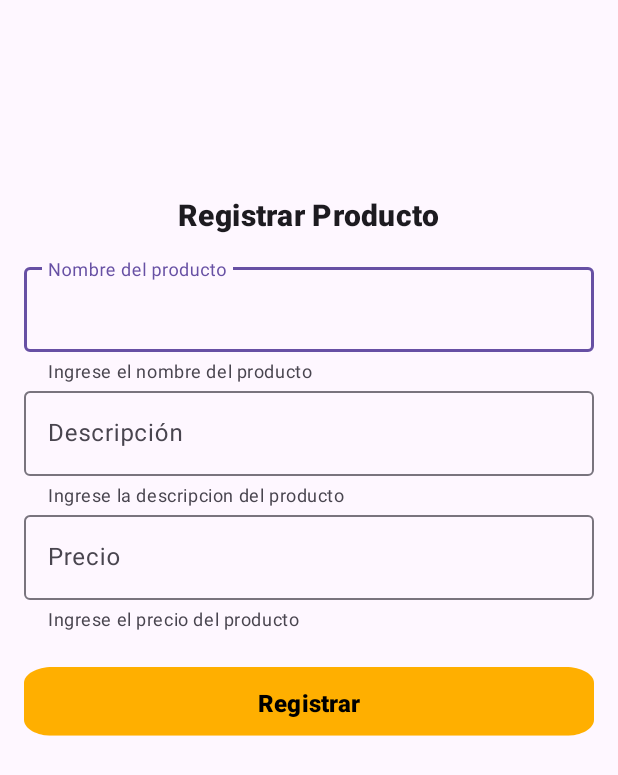
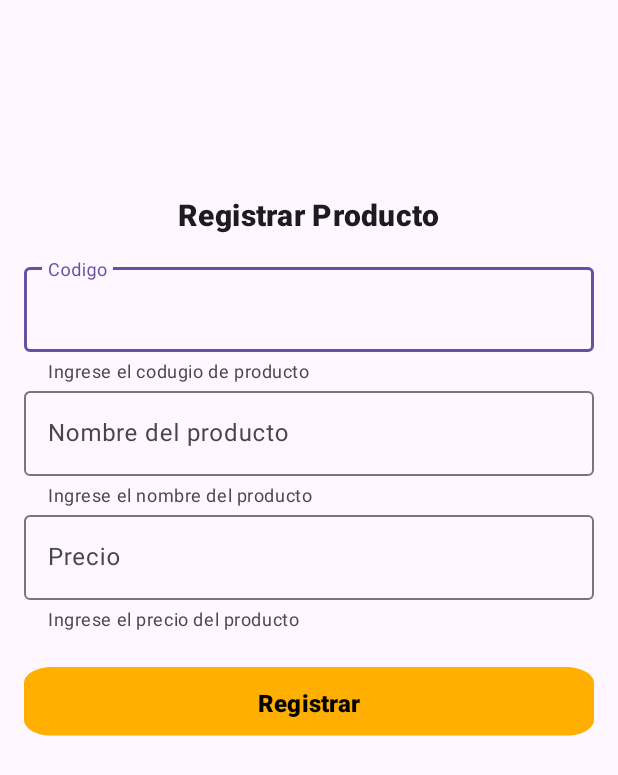
Before and after one commit to shinshini/proymovil, an Android app: the Registra_producto screen opened directly, with no data from a screen before it, on a phone screen of 412 x 824 dp. Shown: the top 775 px of the screen. Run offline under Robolectric (Android 15) with nearby library versions, the phone set to English and light mode, and no system bars.

Commit message:
se agrego nuevo documento

```diff
--- a/app/src/main/java/com/example/myapplicationkotlin/Registra_producto.kt
+++ b/app/src/main/java/com/example/myapplicationkotlin/Registra_producto.kt
@@ -1,17 +1,25 @@
 package com.example.myapplicationkotlin
 
+import android.content.ContentValues
 import android.content.Intent
 import android.os.Bundle
 import android.widget.Button
+import android.widget.EditText
+import android.widget.TextView
+import android.widget.Toast
 import androidx.activity.enableEdgeToEdge
 import androidx.appcompat.app.AppCompatActivity
 import androidx.cardview.widget.CardView
 import androidx.core.view.ViewCompat
 import androidx.core.view.WindowInsetsCompat
+import com.example.myapplicationkotlin.db.AdminSQLiteOpenHelper
 
 class Registra_producto : AppCompatActivity() {
 
-
+         lateinit var btnregistrar: Button
+         lateinit var  txtNombre: EditText
+         lateinit var  txtprecio: EditText
+         lateinit var  ttx_codigo: EditText
     override fun onCreate(savedInstanceState: Bundle?) {
         super.onCreate(savedInstanceState)
         enableEdgeToEdge()
@@ -20,10 +28,33 @@ class Registra_producto : AppCompatActivity() {
             val systemBars = insets.getInsets(WindowInsetsCompat.Type.systemBars())
             v.setPadding(systemBars.left, systemBars.top, systemBars.right, systemBars.bottom)
             insets
+
         }
-
+        cargarR()
+        estadoBotn()
+    }
+    fun cargarR(){
+        btnregistrar=findViewById(R.id.btn_registrarProducto);
+        txtprecio=findViewById(R.id.txt_precio);
+        txtNombre=findViewById(R.id.txtNombre);
+        ttx_codigo=findViewById(R.id.txt_codigo);
     }
 
+ fun estadoBotn(){
+     btnregistrar.setOnClickListener{
+         val adminsql= AdminSQLiteOpenHelper(this,"administracion", null ,1)
+         val db = adminsql.writableDatabase
+         val registro = ContentValues()
+         registro.put("id_productos",ttx_codigo.text.toString())
+         registro.put("nombre",txtNombre.text.toString())
+         registro.put("precio",txtprecio.text.toString())
+         db.insert("productos",null,registro)
 
+         ttx_codigo.setText("")
+         txtNombre.setText("")
+         txtprecio.setText("")
+         Toast.makeText(this, "Se cargaron los datos del producto", Toast.LENGTH_SHORT).show()
+     }
+ }
 
 }
--- a/app/src/main/java/com/example/myapplicationkotlin/db/SQLiteOpenHelper.kt
+++ /dev/null
@@ -1,5 +0,0 @@
-package com.example.myapplicationkotlin.db
-
-class SQLiteOpenHelper {
-
-}
--- a/app/src/main/res/layout/activity_registra_producto.xml
+++ b/app/src/main/res/layout/activity_registra_producto.xml
@@ -32,28 +32,31 @@
         <!-- Campo de nombre del producto -->
         <com.google.android.material.textfield.TextInputLayout
             android:layout_width="match_parent"
+            android:layout_height="match_parent"
+            android:hint="Codigo"
+            app:helperText="Ingrese el codugio de producto">
+
+            <com.google.android.material.textfield.TextInputEditText
+                android:id="@+id/txt_codigo"
+                android:layout_width="match_parent"
+                android:layout_height="wrap_content"
+                android:inputType="text" />
+        </com.google.android.material.textfield.TextInputLayout>
+
+        <com.google.android.material.textfield.TextInputLayout
+            android:layout_width="match_parent"
             android:layout_height="wrap_content"
             android:hint="Nombre del producto"
             app:helperText="Ingrese el nombre del producto">
 
             <com.google.android.material.textfield.TextInputEditText
+                android:id="@+id/txt_nombre"
                 android:layout_width="match_parent"
                 android:layout_height="wrap_content"
                 android:inputType="text" />
         </com.google.android.material.textfield.TextInputLayout>
 
         <!-- Campo de descripción -->
-        <com.google.android.material.textfield.TextInputLayout
-            android:layout_width="match_parent"
-            android:layout_height="wrap_content"
-            android:hint="Descripción"
-            app:helperText="Ingrese la descripcion del producto">
-
-            <com.google.android.material.textfield.TextInputEditText
-                android:layout_width="match_parent"
-                android:layout_height="wrap_content"
-                android:inputType="textMultiLine" />
-        </com.google.android.material.textfield.TextInputLayout>
 
         <!-- Campo de precio -->
         <com.google.android.material.textfield.TextInputLayout
@@ -63,6 +66,7 @@
             app:helperText="Ingrese el precio del producto">
 
             <com.google.android.material.textfield.TextInputEditText
+                android:id="@+id/txt_precio"
                 android:layout_width="match_parent"
                 android:layout_height="wrap_content"
                 android:inputType="numberDecimal" />
@@ -70,6 +74,7 @@
 
         <!-- Botón de registrar -->
         <com.google.android.material.button.MaterialButton
+            android:id="@+id/btn_registrarProducto"
             android:layout_width="match_parent"
             android:layout_height="wrap_content"
             android:layout_gravity="center_horizontal"
```
Also changed, not shown: app/src/main/java/com/example/myapplicationkotlin/db/AdminSQLiteOpenHelper.kt (added, +22 -0 lines), app/src/main/res/layout/activity_home.xml (+9 -6 lines).
